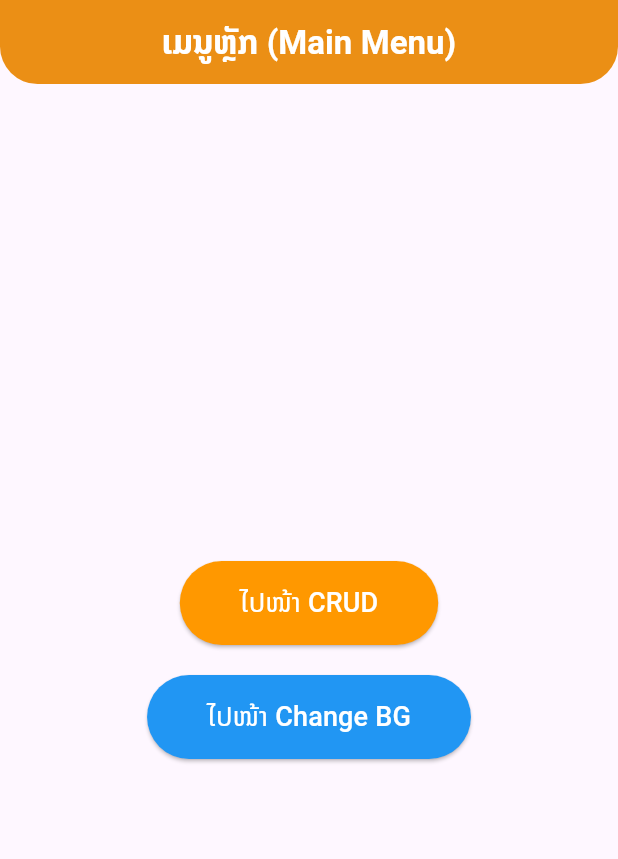
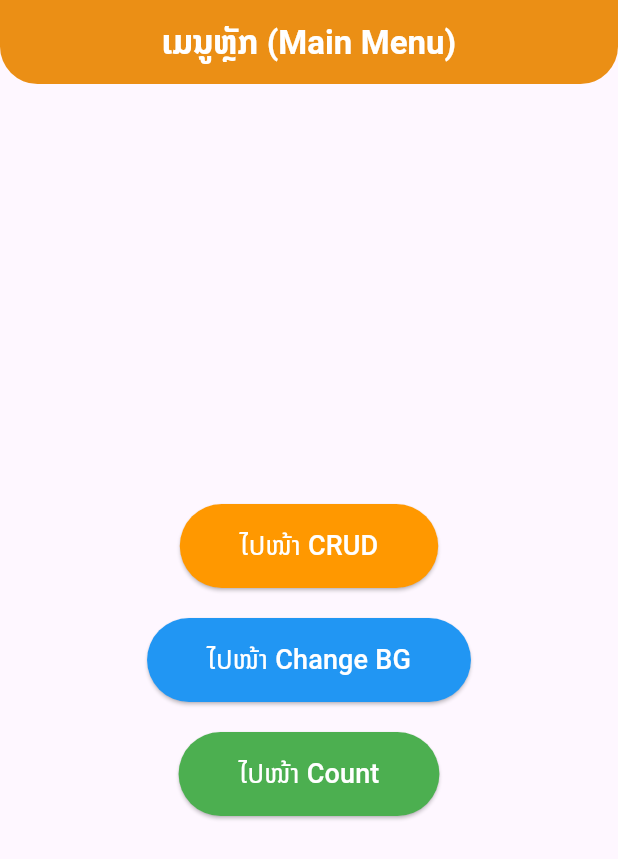
Before and after one commit to SaiyaladPS/flutter-susaka, a Flutter app: the screen it shows after launch, on a phone screen of 412 x 824 dp. Shown: the top 859 px of the screen. Run offline on Flutter 3.47's test engine with Material 3 defaults, Android fonts, the light colour scheme and no system bars; Roboto replaces fonts that are missing (Noto Sans Lao).

Commit message:
add count number page

```diff
--- a/lib/main.dart
+++ b/lib/main.dart
@@ -87,6 +87,27 @@ class MainMenuPage extends StatelessWidget {
                 ),
               ),
             ),
+            const SizedBox(height: 20),
+            ElevatedButton(
+              style: ElevatedButton.styleFrom(
+                backgroundColor: Colors.green,
+                padding: const EdgeInsets.symmetric(
+                  horizontal: 40,
+                  vertical: 15,
+                ),
+              ),
+              onPressed: () {
+                Navigator.pushNamed(context, AppRouter.count);
+              },
+              child: const Text(
+                'ໄປໜ້າ Count',
+                style: TextStyle(
+                  fontSize: 18,
+                  color: Colors.white,
+                  fontFamily: 'Noto Sans Lao',
+                ),
+              ),
+            ),
           ],
         ),
       ),
--- a/lib/router/app_router.dart
+++ b/lib/router/app_router.dart
@@ -1,4 +1,5 @@
 import 'package:flutter/material.dart';
+import 'package:flutter_basess/page/count.dart';
 import 'package:flutter_basess/page/crud_page.dart';
 import 'package:flutter_basess/page/chagebg.dart';
 
@@ -6,9 +7,11 @@ class AppRouter {
   static const String home = '/';
   static const String crud = '/crud';
   static const String changeBg = '/change-bg';
+  static const String count = '/count';
 
   static Map<String, WidgetBuilder> get routes => {
-        crud: (context) => const CrudPage(),
-        changeBg: (context) => const ChangeBgPage(),
-      };
+    crud: (context) => const CrudPage(),
+    changeBg: (context) => const ChangeBgPage(),
+    count: (context) => const CountNumber(),
+  };
 }
```
Also changed, not shown: lib/page/count.dart (added, +150 -0 lines), 3 other files.
